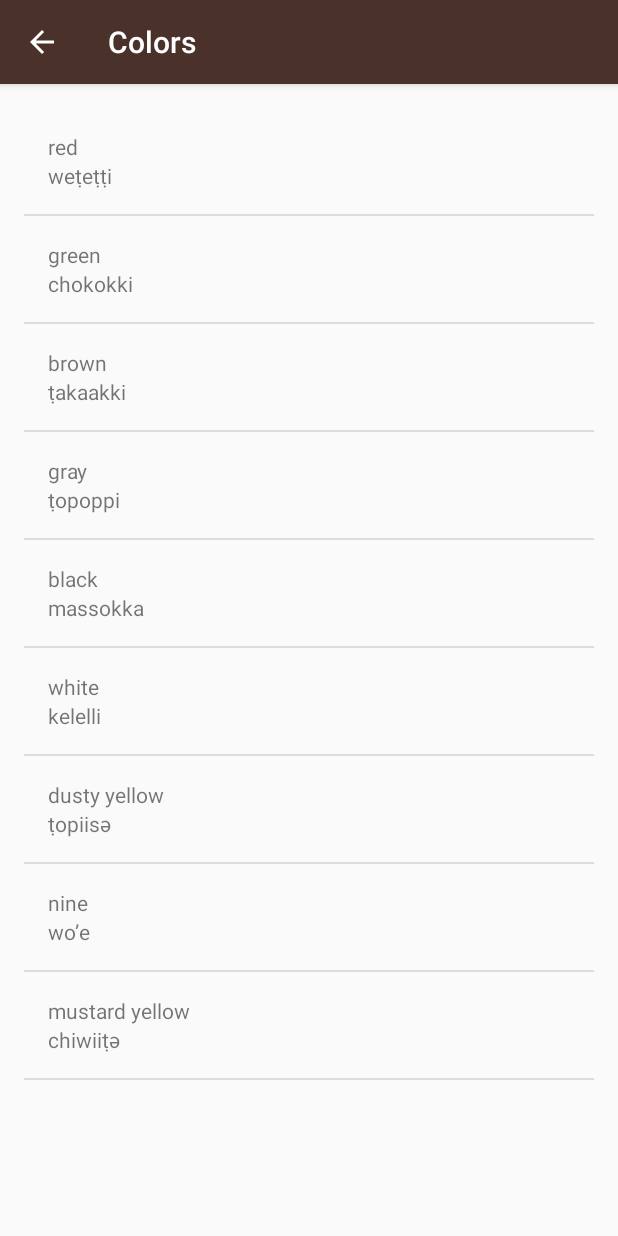
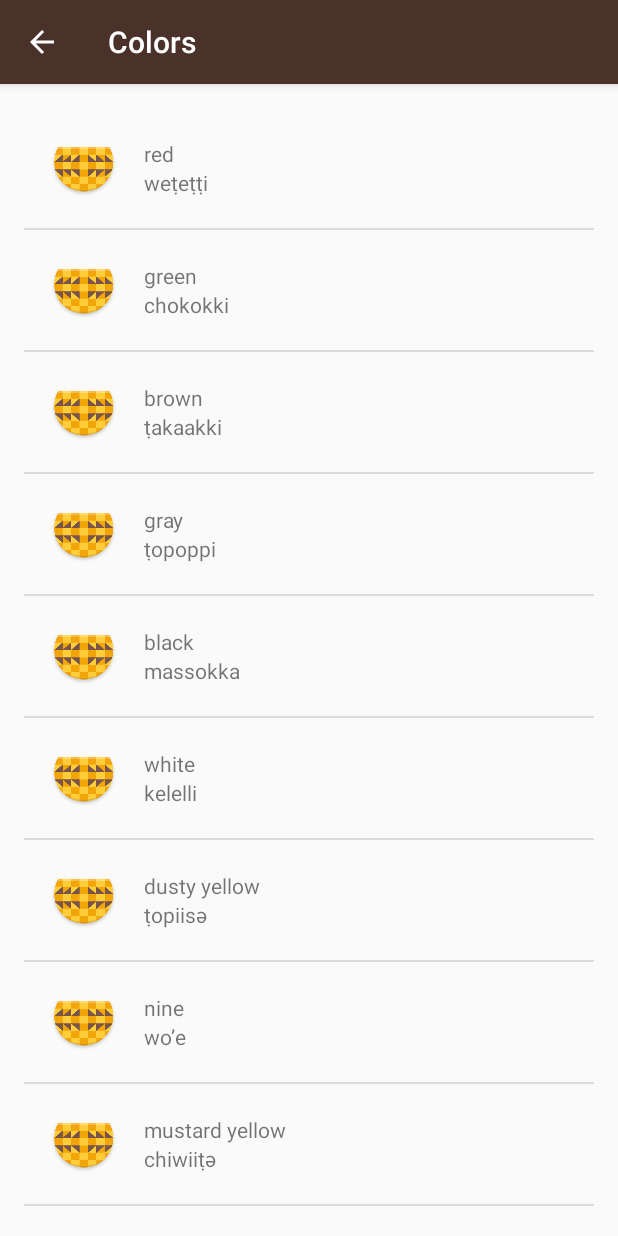
Before and after one commit to Pro-KY/Miwok, an Android app: the ColorsActivity screen opened directly, with no data from a screen before it, on a phone screen of 412 x 824 dp. Run offline under Robolectric (Android 15) with nearby library versions, the phone set to English and light mode, and no system bars.

Commit message:
3.1 Add ImageView to list item layout

```diff
--- a/app/src/main/res/layout/list_item.xml
+++ b/app/src/main/res/layout/list_item.xml
@@ -2,10 +2,25 @@
 <!-- Layout for a single list item -->
 <LinearLayout xmlns:android="http://schemas.android.com/apk/res/android"
     xmlns:tools="http://schemas.android.com/tools"
-    android:orientation="vertical"
+    android:orientation="horizontal"
     android:layout_width="match_parent"
     android:layout_height="match_parent"
     android:padding="@dimen/list_item_padding">
+
+    <ImageView
+        android:layout_height="wrap_content"
+        android:layout_width="wrap_content"
+        android:src="@mipmap/ic_launcher"
+        android:contentDescription="image">
+    </ImageView>
+
+    <LinearLayout
+        android:layout_width="0dp"
+        android:layout_height="wrap_content"
+        android:orientation="vertical"
+        android:layout_marginLeft="16dp"
+        android:layout_weight="1"
+        android:layout_gravity="center_vertical">
 
         <TextView
             android:id="@+id/miwok_text_view"
@@ -21,3 +36,4 @@
             tools:text="one">
         </TextView>
     </LinearLayout>
+</LinearLayout>
```
Lines whose indentation alone changed are shown as unchanged.
